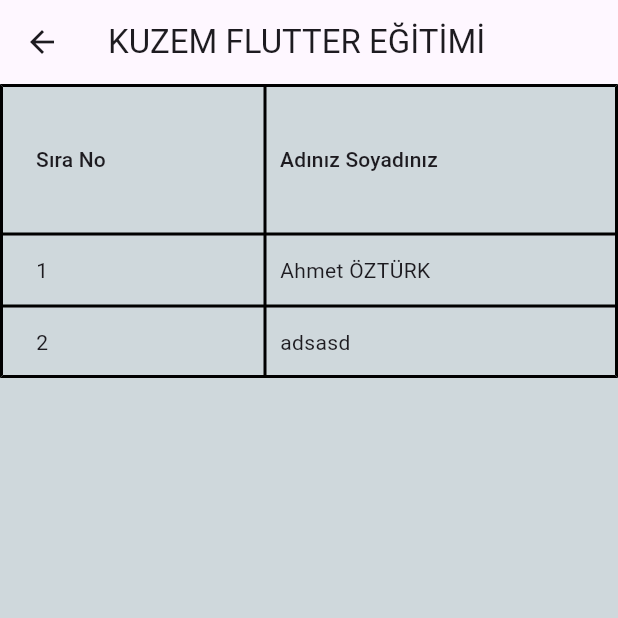
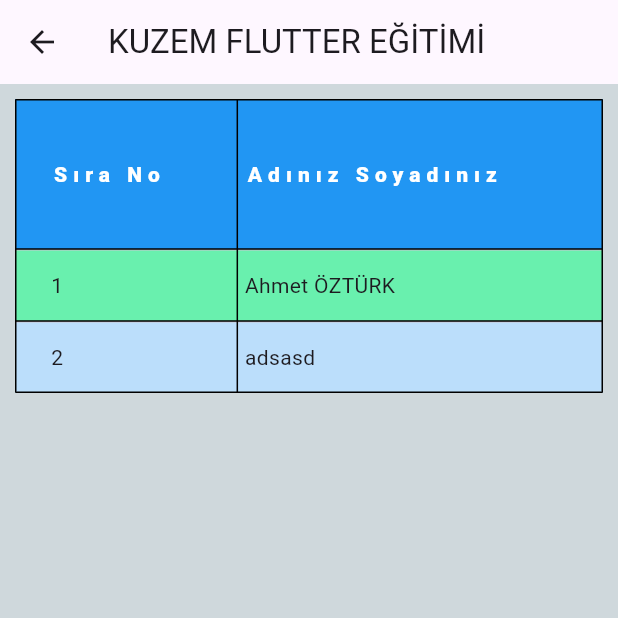
Before and after one commit to hafizecim/Flutter-Beginners-Guide, a Flutter app: the Lesson26 screen opened directly, on a phone screen of 412 x 824 dp, the top half of it. Run offline on Flutter 3.47's test engine with Material 3 defaults, Android fonts, the phone set to English and light mode, and no system bars.

Commit message:
Lesson26

```diff
--- a/lib/dersler/lesson26.dart
+++ b/lib/dersler/lesson26.dart
@@ -13,8 +13,8 @@
     double sayi1 = 3;
     String sayi2 = "3";
     String sayi3 = '3';
-
-    /*return Scaffold(
+/*
+    return Scaffold(
       appBar: AppBar(title: Text(baslik)),
       body: Container(
         width: genislik,
@@ -36,30 +36,37 @@
           ),
         ),
       ),
-    );*/
+    );
+    */
     return Scaffold(
       appBar: AppBar(title: Text(baslik)),
       body: Container(
         width: genislik,
         height: yukseklik,
         color: Colors.blueGrey[100],
+        padding: EdgeInsets.all(10),
         child: DataTable(
-
-          columnSpacing: 20,
+          columnSpacing: 10,
+          headingRowColor: WidgetStatePropertyAll(Colors.blue),
           headingRowHeight: 100,
+          headingTextStyle: TextStyle(
+            color: Colors.white,
+            fontWeight: FontWeight.w900,
+            letterSpacing: 4,
+          ),
+          dataRowColor: WidgetStatePropertyAll(Colors.blue[100]),
           border: TableBorder.all(
-            width: 2,
+            width: 1,
             style: BorderStyle.solid,
             color: Colors.black,
           ),
           columns: [
-
-
             DataColumn(label: Text("Sıra No")),
             DataColumn(label: Text("Adınız Soyadınız")),
           ],
           rows: [
             DataRow(
+              color: WidgetStatePropertyAll(Colors.greenAccent),
               cells: [DataCell(Text("1")), DataCell(Text("Ahmet ÖZTÜRK"))],
             ),
             DataRow(cells: [DataCell(Text("2")), DataCell(Text("adsasd"))]),
```
